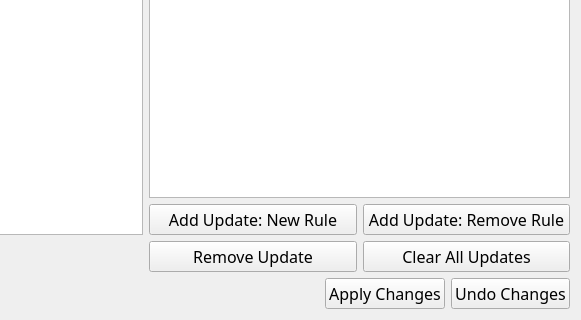
Qt form data/source_update.ui (SumoLogic/sumologictoolbox) before a commit; both pictures show x 715 to 1296 and y 422 to 742 of the 1296 by 742 pixel window.
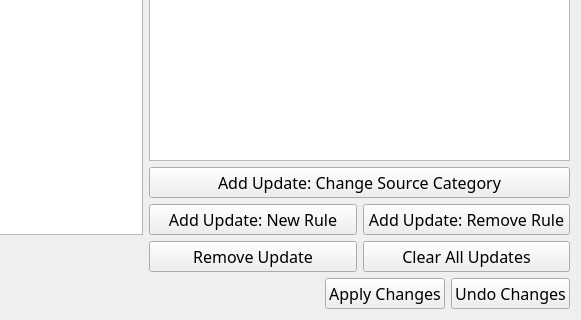
The same form after that commit.

```diff
--- a/data/source_update.ui
+++ b/data/source_update.ui
@@ -380,6 +380,22 @@
          </property>
         </widget>
        </item>
+       <item>
+        <widget class="QPushButton" name="pushButtonChangeSourceCategory">
+         <property name="font">
+          <font>
+           <family>Waree</family>
+           <pointsize>12</pointsize>
+          </font>
+         </property>
+         <property name="text">
+          <string>Add Update: Change Source Category</string>
+         </property>
+        </widget>
+       </item>
+       <item>
+        <layout class="QHBoxLayout" name="horizontalLayout_13"/>
+       </item>
        <item>
         <layout class="QHBoxLayout" name="horizontalLayout_7">
          <item>
```
